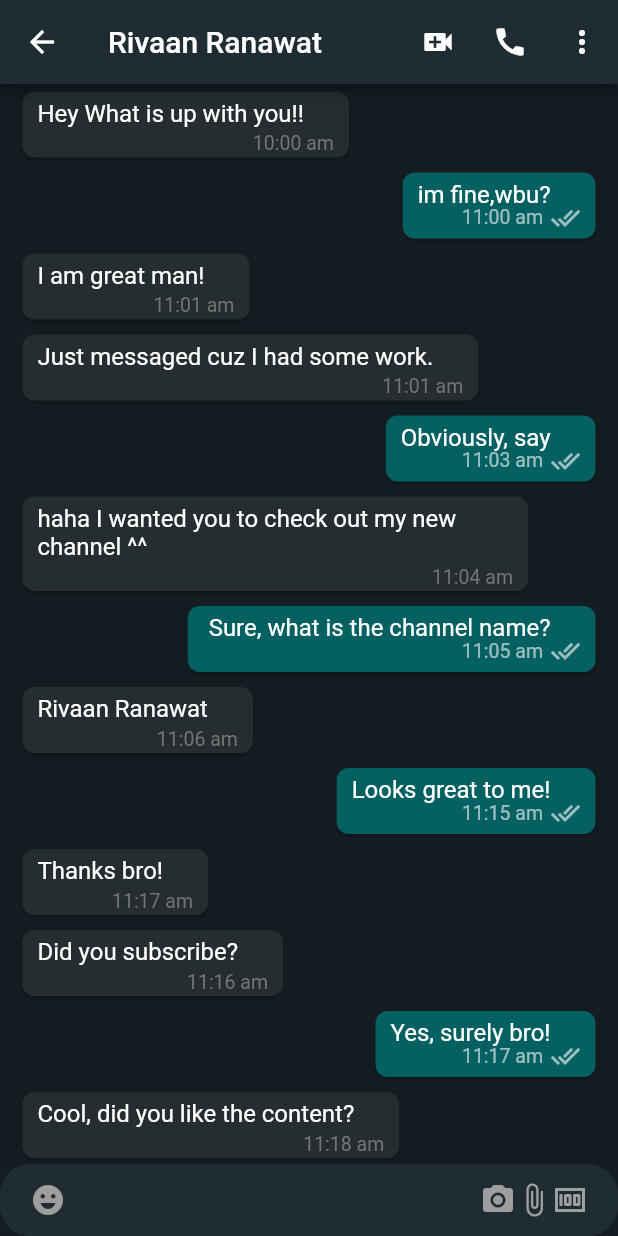
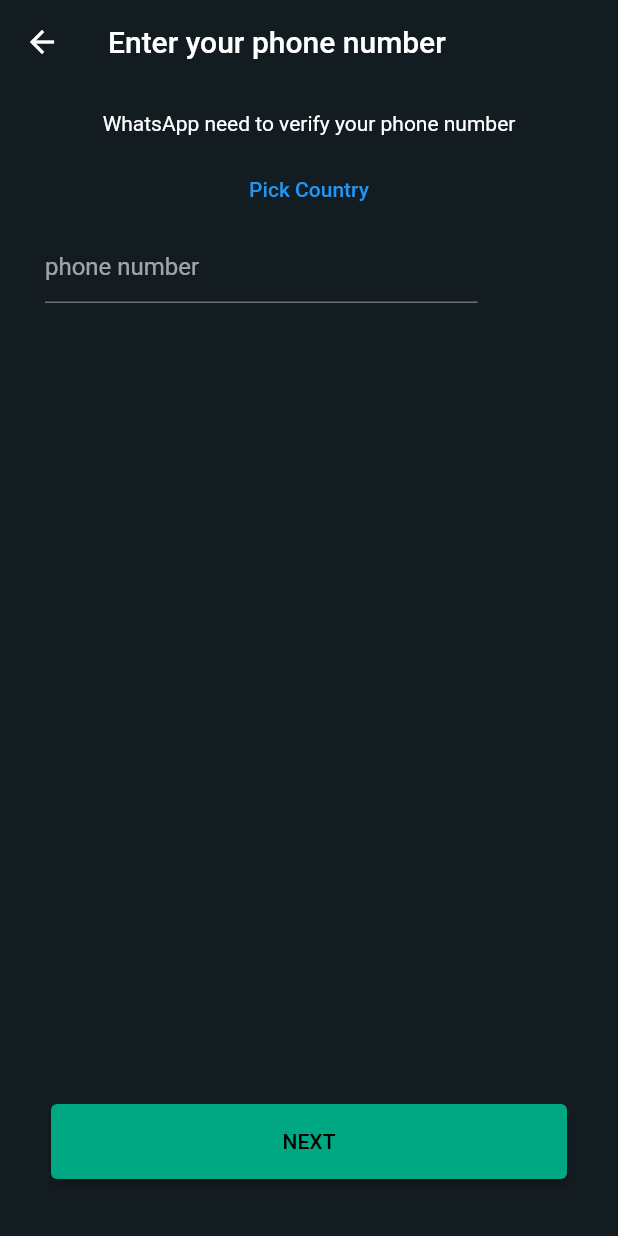
Before and after one commit to FelipeHiroshi13/whatsapp-flutter, a Flutter app: the MobileLayoutScreen screen opened directly, after a tap on "Rivaan Ranawat", on a phone screen of 412 x 824 dp. Run offline on Flutter 3.47's test engine with Material 2 defaults, Android fonts, the phone set to English and light mode, and no system bars; our stand-ins replace country_picker, firebase_core; accounts and stored records are empty; network calls fail.

Commit message:
feat: add auth screen and gap constants

```diff
--- /dev/null
+++ b/lib/auth/screens/login_screen.dart
@@ -0,0 +1,83 @@
+import 'package:country_picker/country_picker.dart';
+import 'package:flutter/material.dart';
+import 'package:whatsapp_ui/colors.dart';
+import 'package:whatsapp_ui/core/commom_widgets/custom_button.dart';
+import 'package:whatsapp_ui/core/constants/app_sizes.dart';
+
+class LoginScreen extends StatefulWidget {
+  static const routeName = '/login-screen';
+  const LoginScreen({Key? key}) : super(key: key);
+
+  @override
+  State<LoginScreen> createState() => _LoginScreenState();
+}
+
+class _LoginScreenState extends State<LoginScreen> {
+  final phoneController = TextEditingController();
+  Country? country;
+
+  @override
+  void dispose() {
+    phoneController.dispose();
+    super.dispose();
+  }
+
+  void pickCountry() {
+    showCountryPicker(
+      context: context,
+      onSelect: (_country) {
+        setState(() {
+          country = _country;
+        });
+      },
+    );
+  }
+
+  @override
+  Widget build(BuildContext context) {
+    final size = MediaQuery.of(context).size;
+    return Scaffold(
+      appBar: AppBar(
+        title: const Text('Enter your phone number'),
+        elevation: 0,
+        backgroundColor: backgroundColor,
+      ),
+      body: Padding(
+        padding: const EdgeInsets.all(18.0),
+        child: Column(
+          crossAxisAlignment: CrossAxisAlignment.center,
+          children: [
+            const Text('WhatsApp need to verify your phone number'),
+            gapH12,
+            TextButton(
+              onPressed: pickCountry,
+              child: const Text('Pick Country'),
+            ),
+            gapH4,
+            Row(
+              children: [
+                if (country != null) Text('+${country!.phoneCode}'),
+                gapW12,
+                SizedBox(
+                  width: size.width * .7,
+                  child: TextField(
+                    controller: phoneController,
+                    decoration: const InputDecoration(
+                      hintText: 'phone number',
+                    ),
+                  ),
+                )
+              ],
+            ),
+            const Spacer(),
+            Padding(
+              padding: const EdgeInsets.symmetric(horizontal: Sizes.p16),
+              child: CustomButton(text: 'NEXT', onPressed: () {}),
+            ),
+            gapH20,
+          ],
+        ),
+      ),
+    );
+  }
+}
--- a/lib/colors.dart
+++ b/lib/colors.dart
@@ -1,9 +1,9 @@
-import 'dart:ui';
+import 'package:flutter/material.dart';
 
-const backgroundColor = Color.fromRGBO(19, 28, 33,1);
+const backgroundColor = Color.fromRGBO(19, 28, 33, 1);
 const textColor = Color.fromRGBO(241, 241, 242, 1);
-const appBarColor = Color.fromRGBO(31,44,52,1);
-const webAppBarColor = Color.fromRGBO(42,47,50,1);
+const appBarColor = Color.fromRGBO(31, 44, 52, 1);
+const webAppBarColor = Color.fromRGBO(42, 47, 50, 1);
 const messageColor = Color.fromRGBO(5, 96, 98, 1);
 const senderMessageColor = Color.fromRGBO(37, 45, 49, 1);
 const tabColor = Color.fromRGBO(0, 167, 131, 1);
@@ -11,3 +11,5 @@ const searchBarColor = Color.fromRGBO(50, 55, 57, 1);
 const dividerColor = Color.fromRGBO(37, 45, 50, 1);
 const chatBarMessage = Color.fromRGBO(30, 36, 40, 1);
 const mobileChatBoxColor = Color.fromRGBO(31, 44, 52, 1);
+const greyColor = Colors.grey;
+const blackColor = Colors.black;
--- /dev/null
+++ b/lib/core/commom_widgets/custom_button.dart
@@ -0,0 +1,30 @@
+import 'package:flutter/material.dart';
+import 'package:whatsapp_ui/colors.dart';
+
+class CustomButton extends StatelessWidget {
+  const CustomButton({
+    Key? key,
+    required this.text,
+    required this.onPressed,
+  }) : super(key: key);
+
+  final String text;
+  final VoidCallback onPressed;
+
+  @override
+  Widget build(BuildContext context) {
+    return ElevatedButton(
+      onPressed: onPressed,
+      child: Text(
+        text,
+        style: const TextStyle(color: blackColor),
+      ),
+      style: ElevatedButton.styleFrom(
+          primary: tabColor,
+          minimumSize: const Size(
+            double.infinity,
+            50,
+          )),
+    );
+  }
+}
--- /dev/null
+++ b/lib/core/constants/app_sizes.dart
@@ -0,0 +1,42 @@
+import 'package:flutter/widgets.dart';
+
+// Tamanhos padrão para serem utilizados na aplicação (padding, margin, borderRadius, etc.)
+class Sizes {
+  static const p4 = 4.0;
+  static const p8 = 8.0;
+  static const p12 = 12.0;
+  static const p14 = 14.0;
+  static const p16 = 16.0;
+  static const p20 = 20.0;
+  static const p24 = 24.0;
+  static const p32 = 32.0;
+  static const p36 = 36.0;
+  static const p40 = 40.0;
+  static const p44 = 44.0;
+  static const p48 = 48.0;
+  static const p64 = 64.0;
+}
+
+// Espaços constantes na horizontal
+const gapW4 = SizedBox(width: Sizes.p4);
+const gapW8 = SizedBox(width: Sizes.p8);
+const gapW12 = SizedBox(width: Sizes.p12);
+const gapW16 = SizedBox(width: Sizes.p16);
+const gapW20 = SizedBox(width: Sizes.p20);
+const gapW24 = SizedBox(width: Sizes.p24);
+const gapW32 = SizedBox(width: Sizes.p32);
+const gapW40 = SizedBox(width: Sizes.p40);
+const gapW48 = SizedBox(width: Sizes.p48);
+const gapW64 = SizedBox(width: Sizes.p64);
+
+// Espaços constantes na vertical
+const gapH4 = SizedBox(height: Sizes.p4);
+const gapH8 = SizedBox(height: Sizes.p8);
+const gapH12 = SizedBox(height: Sizes.p12);
+const gapH16 = SizedBox(height: Sizes.p16);
+const gapH20 = SizedBox(height: Sizes.p20);
+const gapH24 = SizedBox(height: Sizes.p24);
+const gapH32 = SizedBox(height: Sizes.p32);
+const gapH40 = SizedBox(height: Sizes.p40);
+const gapH48 = SizedBox(height: Sizes.p48);
+const gapH64 = SizedBox(height: Sizes.p64);
--- /dev/null
+++ b/lib/router.dart
@@ -0,0 +1,19 @@
+import 'package:flutter/material.dart';
+
+import 'auth/screens/login_screen.dart';
+import 'core/commom_widgets/error_state.dart';
+
+Route<dynamic> generateRoute(RouteSettings settings) {
+  switch (settings.name) {
+    case LoginScreen.routeName:
+      return MaterialPageRoute(builder: (context) => const LoginScreen());
+    default:
+      return MaterialPageRoute(
+        builder: (context) => const Scaffold(
+          body: ErrorState(
+            errorText: 'This page does not exist',
+          ),
+        ),
+      );
+  }
+}
--- a/lib/widgets/contacts_list.dart
+++ b/lib/widgets/contacts_list.dart
@@ -1,4 +1,5 @@
 import 'package:flutter/material.dart';
+import 'package:whatsapp_ui/auth/screens/login_screen.dart';
 import 'package:whatsapp_ui/colors.dart';
 import 'package:whatsapp_ui/info.dart';
 import 'package:whatsapp_ui/screens/mobile_chat_screen.dart';
@@ -18,11 +19,7 @@ class ContactsList extends StatelessWidget {
             children: [
               InkWell(
                 onTap: () {
-                  Navigator.of(context).push(
-                    MaterialPageRoute(
-                      builder: (context) => const MobileChatScreen(),
-                    ),
-                  );
+                  Navigator.of(context).pushNamed(LoginScreen.routeName);
                 },
                 child: Padding(
                   padding: const EdgeInsets.only(bottom: 8.0),
--- a/pubspec.yaml
+++ b/pubspec.yaml
@@ -37,6 +37,7 @@ dependencies:
   firebase_auth: ^4.7.2
   firebase_core: ^2.15.0
   firebase_storage: ^11.2.5
+  country_picker: ^2.0.20
 
 dev_dependencies:
   flutter_test:
```
Also changed, not shown: lib/core/commom_widgets/error_state.dart (added, +17 -0 lines), lib/landing/screens/landing_screen.dart (added, +58 -0 lines), lib/main.dart (+9 -10 lines), 5 other files.
